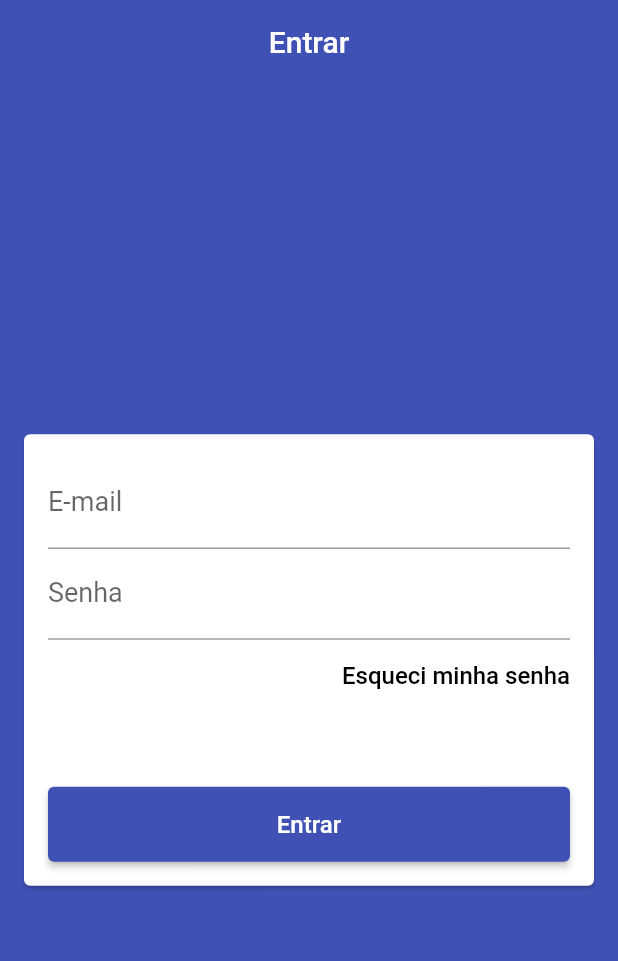
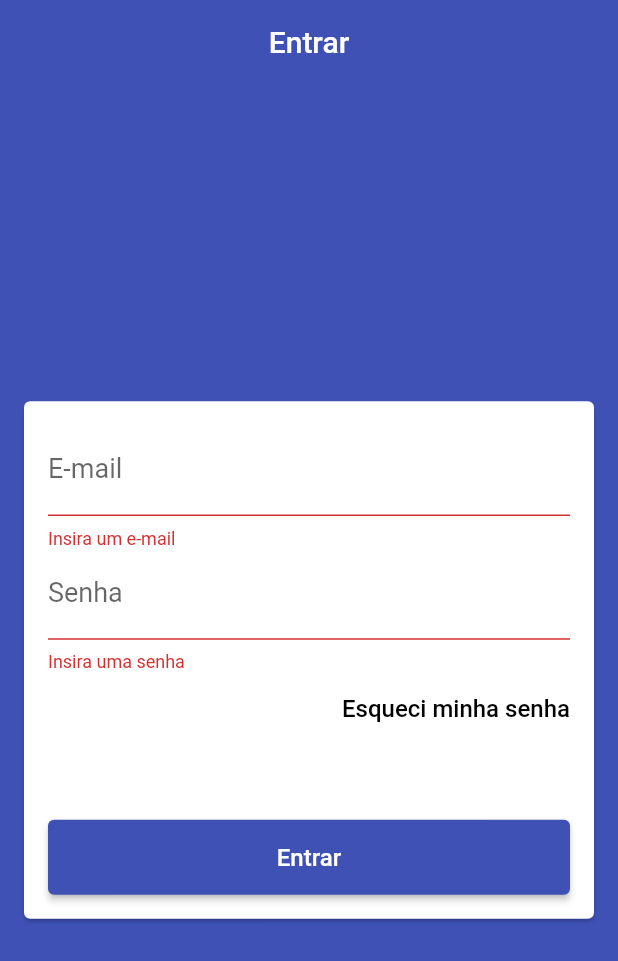
Before and after one commit to allandennis30/lojaVirtual, a Flutter app: the screen it shows after launch, after a tap on "Entrar", on a phone screen of 412 x 824 dp. Shown: the top 961 px of the screen. Run offline on Flutter 3.47's test engine with Material 2 defaults, Android fonts, the phone set to English and light mode, and no system bars; our stand-ins replace firebase_auth, firebase_core; accounts and stored records are empty.

Commit message:
desabilitando campos de login

```diff
--- /dev/null
+++ b/lib/helpers/validators.dart
@@ -0,0 +1,5 @@
+bool emailValid(String email) {
+  final RegExp regex = RegExp(
+      r"^(([^<>()[\]\\.,;:\s@\']+(\.[^<>()[\]\\.,;:\s@\']+)*)|(\'.+\'))@((\[[0-9]{1,3}\.[0-9]{1,3}\.[0-9]{1,3}\.[0-9]{1,3}\])|(([a-zA-Z\-0-9]+\.)+[a-zA-Z]{2,}))$");
+  return regex.hasMatch(email);
+}
--- a/lib/main.dart
+++ b/lib/main.dart
@@ -1,20 +1,28 @@
+import 'package:firebase_core/firebase_core.dart';
 import 'package:flutter/material.dart';
+import 'package:loja_virtual/models/user_manager.dart';
 import 'package:loja_virtual/screens/base/base_screen.dart';
+import 'package:provider/provider.dart'; // Importe o Firebase Core
 
-void main() {
+void main() async {
+  WidgetsFlutterBinding.ensureInitialized();
+  await Firebase.initializeApp(); // Inicialize o Firebase
   runApp(LojaVirtual());
 }
 
 class LojaVirtual extends StatelessWidget {
   @override
   Widget build(BuildContext context) {
-    return MaterialApp(
-      title: 'Flutter Demo',
-      theme: ThemeData(
-          appBarTheme: AppBarTheme(elevation: 0),
-          primaryColor: Colors.indigo,
-          scaffoldBackgroundColor: Colors.indigo),
-      home: BaseScreen(),
+    return ChangeNotifierProvider(
+      create: (_) => UserManager(),
+      child: MaterialApp(
+        title: 'Flutter Demo',
+        theme: ThemeData(
+            appBarTheme: const AppBarTheme(elevation: 0),
+            primaryColor: Colors.indigo,
+            scaffoldBackgroundColor: Colors.indigo),
+        home: BaseScreen(),
+      ),
     );
   }
 }
--- /dev/null
+++ b/lib/models/userModel.dart
@@ -0,0 +1,6 @@
+class UserModel {
+  String email;
+  String password;
+
+  UserModel({required this.email, required this.password});
+}
--- a/lib/screens/login/login_screen.dart
+++ b/lib/screens/login/login_screen.dart
@@ -1,12 +1,24 @@
+import 'dart:developer';
+
 import 'package:flutter/material.dart';
+import 'package:loja_virtual/helpers/validators.dart';
+import 'package:loja_virtual/models/userModel.dart';
+import 'package:loja_virtual/models/user_manager.dart';
+import 'package:provider/provider.dart';
 
 class LoginScreen extends StatelessWidget {
-  const LoginScreen({super.key});
+  LoginScreen({super.key});
+
+  final GlobalKey<FormState> formKey = GlobalKey<FormState>();
+  final TextEditingController emailController = TextEditingController();
+  final TextEditingController passController = TextEditingController();
+  final GlobalKey<ScaffoldState> scaffoldKey = GlobalKey<ScaffoldState>();
 
   @override
   Widget build(BuildContext context) {
     final Color primaryColor = Theme.of(context).primaryColor;
     return Scaffold(
+      key: scaffoldKey,
       appBar: AppBar(
         title: const Text('Entrar'),
         centerTitle: true,
@@ -16,15 +28,26 @@ class LoginScreen extends StatelessWidget {
           child: Card(
         margin: const EdgeInsets.symmetric(horizontal: 16),
         // usar uma listview aqui faz com que o usuario consiga rolar o card para cima caso a tela seja muito pequena
-        child: ListView(
+
+        child: Form(
+            key: formKey,
+            child: Consumer<UserManager>(builder: (_, userManager, __) {
+              return ListView(
                 padding: const EdgeInsets.all(16),
-
                 shrinkWrap: true, // faz ocupar a menor altura possivel
                 children: <Widget>[
                   TextFormField(
+                    enabled: !userManager.loading,
+                    controller: emailController,
                     keyboardType: TextInputType.emailAddress,
                     autocorrect: false,
                     validator: (email) {
+                      if (email == null || email.isEmpty) {
+                        return 'Insira um e-mail';
+                      }
+                      if (!emailValid(email)) {
+                        return 'E-mail inválido';
+                      }
                       return null;
                     },
                     decoration: const InputDecoration(
@@ -33,7 +56,9 @@ class LoginScreen extends StatelessWidget {
                     ),
                   ),
                   TextFormField(
-              keyboardType: TextInputType.emailAddress,
+                    enabled: !userManager.loading,
+                    controller: passController,
+                    keyboardType: TextInputType.visiblePassword,
                     autocorrect: false,
                     obscureText: true,
                     validator: (pass) {
@@ -70,10 +95,32 @@ class LoginScreen extends StatelessWidget {
                   SizedBox(
                     height: 50,
                     child: ElevatedButton(
-                onPressed: () {},
+                      onPressed: () {
+                        if (!userManager.loading) {
+                          if (formKey.currentState!.validate()) {
+                            context.read<UserManager>().signIn(
+                                onFail: (e) {
+                                  ScaffoldMessenger.of(context).showSnackBar(
+                                    SnackBar(
+                                      content: Text('Falha ao entrar: $e'),
+                                      backgroundColor: Colors.red,
+                                    ),
+                                  );
+                                },
+                                onSucess: () {
+                                  log('Logado com sucesso');
+                                  // TODO: Fechar tela de login
+                                },
+                                user: UserModel(
+                                    email: emailController.text,
+                                    password: passController.text));
+                          }
+                        }
+                      },
                       style: ButtonStyle(
-                  backgroundColor:
-                      MaterialStateProperty.all(Theme.of(context).primaryColor),
+                        backgroundColor: MaterialStateProperty.all(
+                          userManager.loading ? Colors.grey : Colors.indigo,
+                        ),
                       ),
                       child: const Text(
                         'Entrar',
@@ -82,7 +129,8 @@ class LoginScreen extends StatelessWidget {
                     ),
                   ),
                 ],
-        ),
+              );
+            })),
       )),
     );
   }
--- a/pubspec.yaml
+++ b/pubspec.yaml
@@ -11,7 +11,7 @@ dependencies:
     sdk: flutter
   cupertino_icons: ^1.0.2
   cloud_firestore: ^4.11.0
-  firebase_auth: ^4.11.1
+  firebase_auth: ^4.7.1
   firebase_storage: ^11.2.8
   firebase_core: ^2.19.0
   provider: ^6.0.5
```
Also changed, not shown: lib/helpers/firebase_erros.dart (added, +20 -0 lines), lib/models/user_manager.dart (added, +36 -0 lines), 1 other file. Lines whose indentation alone changed are shown as unchanged.
